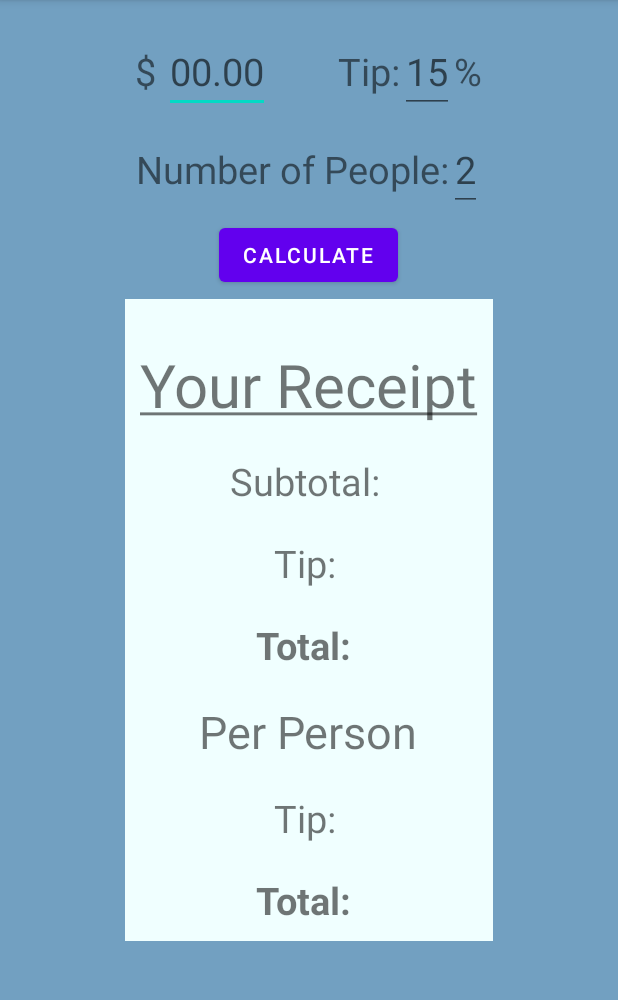
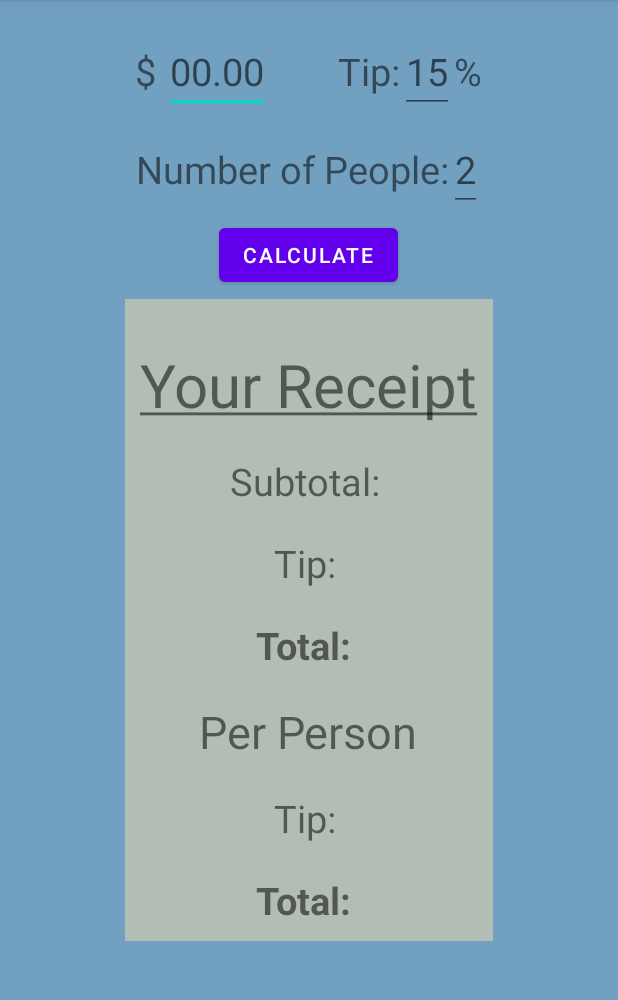
Before and after one commit to Compulex/SplitBill, an Android app: the screen it shows after launch (MainActivity), on a phone screen of 412 x 824 dp, the part 84-1084 px from its top. Run offline under Robolectric (Android 15) with nearby library versions, the phone set to English and light mode, and no system bars.

Commit message:
Changed background color for dark theme

```diff
--- a/app/src/main/res/layout/activity_main.xml
+++ b/app/src/main/res/layout/activity_main.xml
@@ -97,7 +97,7 @@
         android:layout_width="wrap_content"
         android:layout_height="wrap_content"
         android:orientation="vertical"
-        android:background="#f0ffff"
+        android:background="#b2beb5"
         android:padding="10dp"
         android:layout_gravity="center">
 
```
